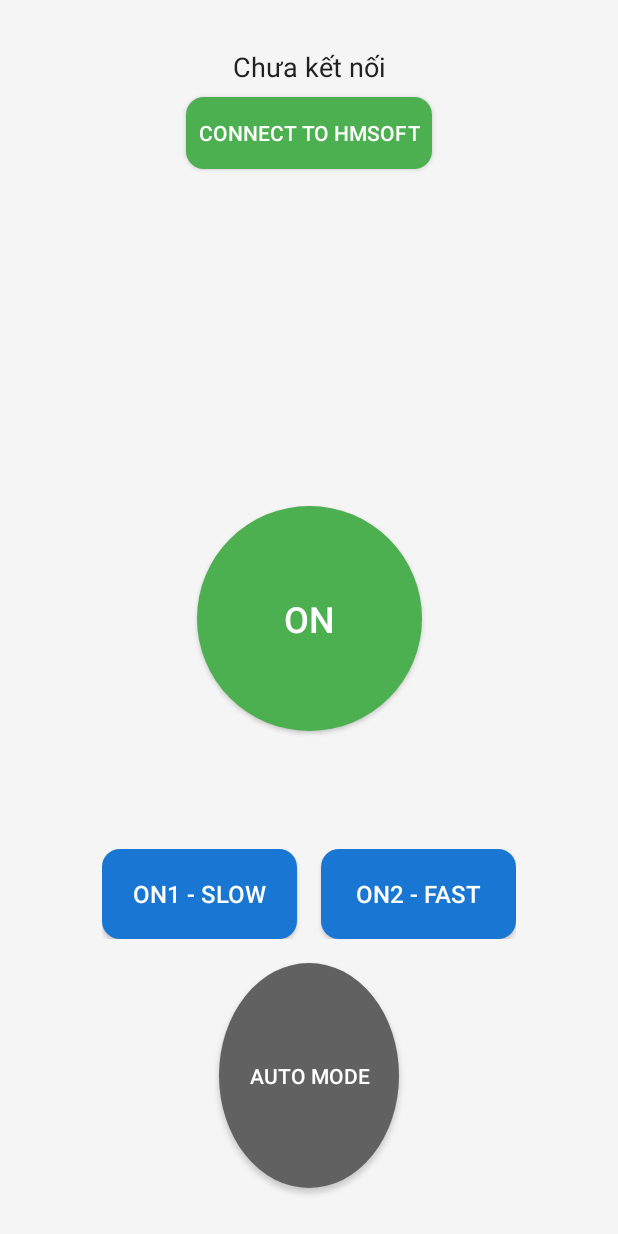
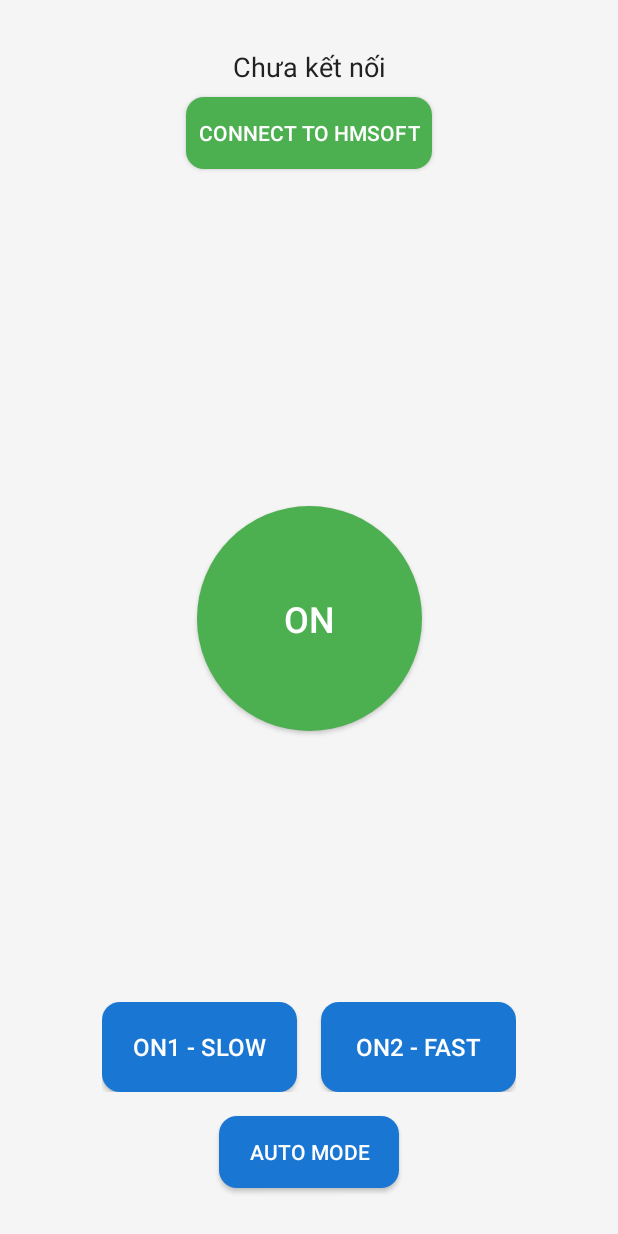
Before and after one commit to imlawcs/Smart-Fan, an Android app: the screen it shows after launch (MainActivity), after a tap on "ON1 - SLOW", on a phone screen of 412 x 824 dp. Run offline under Robolectric (Android 15) with nearby library versions, the phone set to English and light mode, and no system bars; 2 other taps on this screen came first.

Commit message:
fix: btnAuto interface

```diff
--- a/app/src/main/java/com/midterm22nh12/fan/MainActivity.java
+++ b/app/src/main/java/com/midterm22nh12/fan/MainActivity.java
@@ -113,7 +113,7 @@ public class MainActivity extends Activity {
                 sendCommand("ON1\n");
                 btnToggle.setText(R.string.on);
                 btnToggle.setBackgroundResource(R.drawable.circle_button_on);
-                btnAuto.setBackgroundResource(R.drawable.circle_button_off);
+                btnAuto.setBackgroundResource(R.drawable.rounded_button_gray);
                 isOn = true;
             }
         });
@@ -124,7 +124,7 @@ public class MainActivity extends Activity {
                 sendCommand("ON2\n");
                 btnToggle.setText(R.string.on);
                 btnToggle.setBackgroundResource(R.drawable.circle_button_on);
-                btnAuto.setBackgroundResource(R.drawable.circle_button_off);
+                btnAuto.setBackgroundResource(R.drawable.rounded_button_gray);
                 isOn = true;
             }
         });
```
